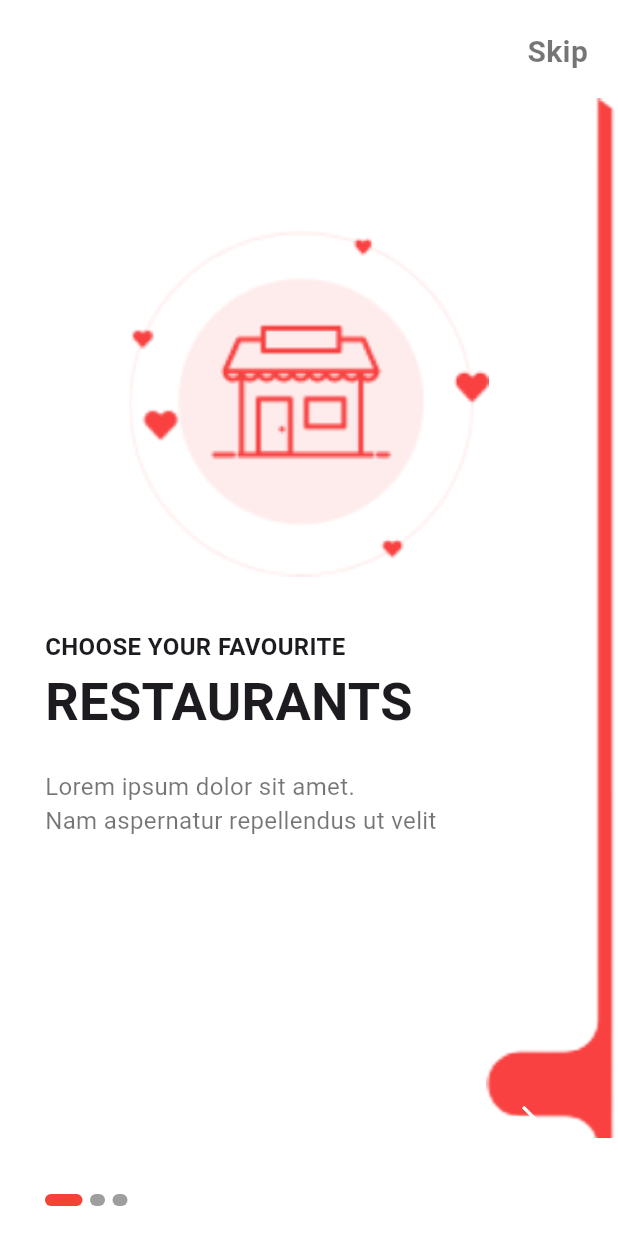
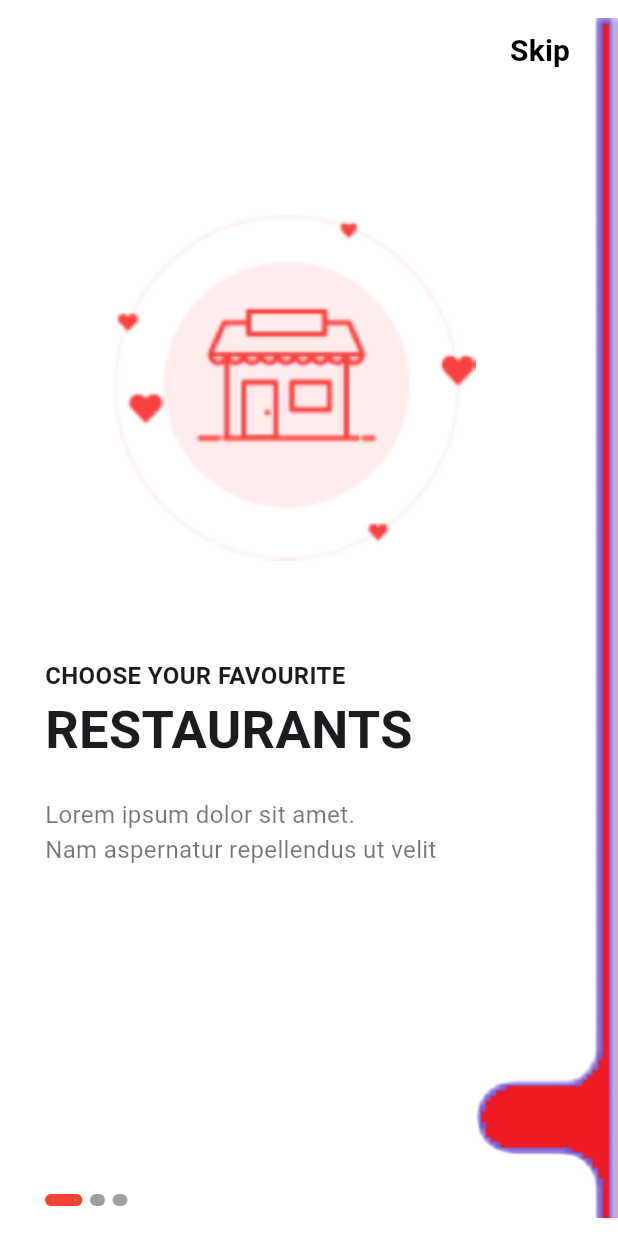
Before and after one commit to osamanoor17/FoodPanda_clone, a Flutter app: the screen it shows after launch, on a phone screen of 412 x 824 dp. Run offline on Flutter 3.47's test engine with Material 2 defaults, Android fonts, the phone set to English and light mode, and no system bars; our stand-ins replace font_awesome_flutter.

Commit message:
Merge remote-tracking branch 'origin/main'
# Conflicts:
#	lib/help.dart
#	lib/main.dart
#	lib/splash_screen/contentpage.dart
#	lib/splash_screen/sidebar.dart

```diff
--- a/lib/splash_screen/splashscreen.dart
+++ b/lib/splash_screen/splashscreen.dart
@@ -31,6 +31,18 @@ class _SplashScreenState extends State<SplashScreen> {
     super.dispose();
   }
 
+  void goToNextPage() {
+    if (currentIndex < 2) {
+      _controller.animateToPage(
+        currentIndex + 1,
+        duration: Duration(milliseconds: 300),
+        curve: Curves.easeInOut,
+      );
+    } else {
+      Navigator.pushNamed(context, 'welcome');
+    }
+  }
+
   @override
   Widget build(BuildContext context) {
     return SafeArea(
@@ -41,20 +53,70 @@ class _SplashScreenState extends State<SplashScreen> {
             Column(
               children: [
                 if (currentIndex == 0)
-                  GestureDetector(
-                    onTap: () {
-                      Navigator.pop(context);
-                    },
-                    child: Container(
-                        padding: EdgeInsets.only(right: 20, top: 20),
-                        alignment: Alignment.bottomRight,
-                        // padding: const EdgeInsets.all(35.0),
-                        child: const Text('Skip',
-                            style: TextStyle(
-                              color: Colors.black54,
-                              fontWeight: FontWeight.bold,
-                              fontSize: 20,
-                            ))),
+                  Container(
+                    alignment: Alignment.topRight,
+                    padding: EdgeInsets.only(right: 20, top: 10),
+                    child: TextButton(
+                      onPressed: () {
+                        Navigator.pop(context);
+                      },
+                      style: TextButton.styleFrom(
+                        foregroundColor: Colors.black,
+                        backgroundColor: Colors.transparent,
+                      ),
+                      child: const Text(
+                        'Skip',
+                        style: TextStyle(
+                          fontWeight: FontWeight.bold,
+                          color: Colors.black,
+                          fontSize: 20,
+                        ),
+                      ),
+                    ),
+                  ),
+                if (currentIndex == 1)
+                  Container(
+                    alignment: Alignment.topRight,
+                    padding: EdgeInsets.only(right: 20, top: 10),
+                    child: TextButton(
+                      onPressed: () {
+                        goToNextPage();
+                      },
+                      style: TextButton.styleFrom(
+                        foregroundColor: Colors.black,
+                        backgroundColor: Colors.transparent,
+                      ),
+                      child: const Text(
+                        '',
+                        style: TextStyle(
+                          fontWeight: FontWeight.bold,
+                          color: Colors.black,
+                          fontSize: 20,
+                        ),
+                      ),
+                    ),
+                  ),
+                if (currentIndex == 2)
+                  Container(
+                    alignment: Alignment.topRight,
+                    padding: EdgeInsets.only(right: 20, top: 10),
+                    child: TextButton(
+                      onPressed: () {
+                        goToNextPage();
+                      },
+                      style: TextButton.styleFrom(
+                        foregroundColor: Colors.black,
+                        backgroundColor: Colors.transparent,
+                      ),
+                      child: const Text(
+                        '',
+                        style: TextStyle(
+                          fontWeight: FontWeight.bold,
+                          color: Colors.black,
+                          fontSize: 20,
+                        ),
+                      ),
+                    ),
                   ),
                 Expanded(
                   child: PageView.builder(
@@ -64,11 +126,11 @@ class _SplashScreenState extends State<SplashScreen> {
                     itemBuilder: (_, i) {
                       return Padding(
                         padding:
-                            const EdgeInsets.only(left: 30, right: 30, top: 30),
+                            const EdgeInsets.only(left: 30, right: 49, top: 20),
                         child: Column(
                           children: [
                             const SizedBox(
-                              height: 60,
+                              height: 50,
                             ),
                             Padding(
                               padding: const EdgeInsets.all(15.0),
@@ -79,7 +141,7 @@ class _SplashScreenState extends State<SplashScreen> {
                                     MediaQuery.of(context).size.height * 0.28,
                               ),
                             ),
-                            const SizedBox(height: 20),
+                            const SizedBox(height: 50),
                             Row(
                               children: [
                                 Text(
@@ -115,23 +177,6 @@ class _SplashScreenState extends State<SplashScreen> {
                                 ),
                               ],
                             ),
-                            if (i == 2) const SizedBox(height: 5),
-                            if (i == 2)
-                              ElevatedButton(
-                                onPressed: () {
-                                  Navigator.pushNamed(context, 'welcome');
-                                },
-                                style: ElevatedButton.styleFrom(
-                                  backgroundColor: Colors.blueAccent,
-                                ),
-                                child: const Text(
-                                  'Get Started',
-                                  style: TextStyle(
-                                    color: Colors.white,
-                                    fontSize: 14,
-                                  ),
-                                ),
-                              ),
                           ],
                         ),
                       );
@@ -148,12 +193,6 @@ class _SplashScreenState extends State<SplashScreen> {
                     ),
                   ),
                 ),
-                // Container(
-                //   height: 3,
-                //   margin: const EdgeInsets.all(40),
-                //   width: double.infinity,
-                //   color: MYcolors[currentIndex],
-                // ),
               ],
             ),
             if (currentIndex == 0)
@@ -170,18 +209,29 @@ class _SplashScreenState extends State<SplashScreen> {
                   child: Image.asset(sidebarImages[2])),
             Positioned(
                 top: currentIndex == 0
-                    ? MediaQuery.of(context).size.height * 0.875
+                    ? MediaQuery.of(context).size.height * 0.828
                     : currentIndex == 1
-                        ? MediaQuery.of(context).size.height * 0.845
-                        : MediaQuery.of(context).size.height * 0.846,
+                        ? MediaQuery.of(context).size.height * 0.829
+                        : MediaQuery.of(context).size.height * 0.832,
                 left: currentIndex == 0
-                    ? MediaQuery.of(context).size.width * 0.79
+                    ? MediaQuery.of(context).size.width * 0.828
                     : currentIndex == 1
-                        ? MediaQuery.of(context).size.width * 0.79
-                        : MediaQuery.of(context).size.width * 0.72,
+                        ? MediaQuery.of(context).size.width * 0.84
+                        : MediaQuery.of(context).size.width * 0.70,
                 child: IconButton(
-                    onPressed: () {},
-                    icon: const Icon(Icons.arrow_forward, color: Colors.white)))
+                    onPressed: () {
+                      goToNextPage();
+                    },
+                    icon: currentIndex == 2
+                        ? const Text(
+                            'Get Started',
+                            style: TextStyle(
+                              color: Colors.white,
+                              fontWeight: FontWeight.bold,
+                              fontSize: 16,
+                            ),
+                          )
+                        : const Icon(Icons.arrow_forward, color: Colors.white)))
           ],
         ),
       ),
```
Also changed, not shown: assets/icons/icon1.png, assets/icons/icon2.png, assets/icons/icon3.png, assets/icons/sidebar_red.png.
